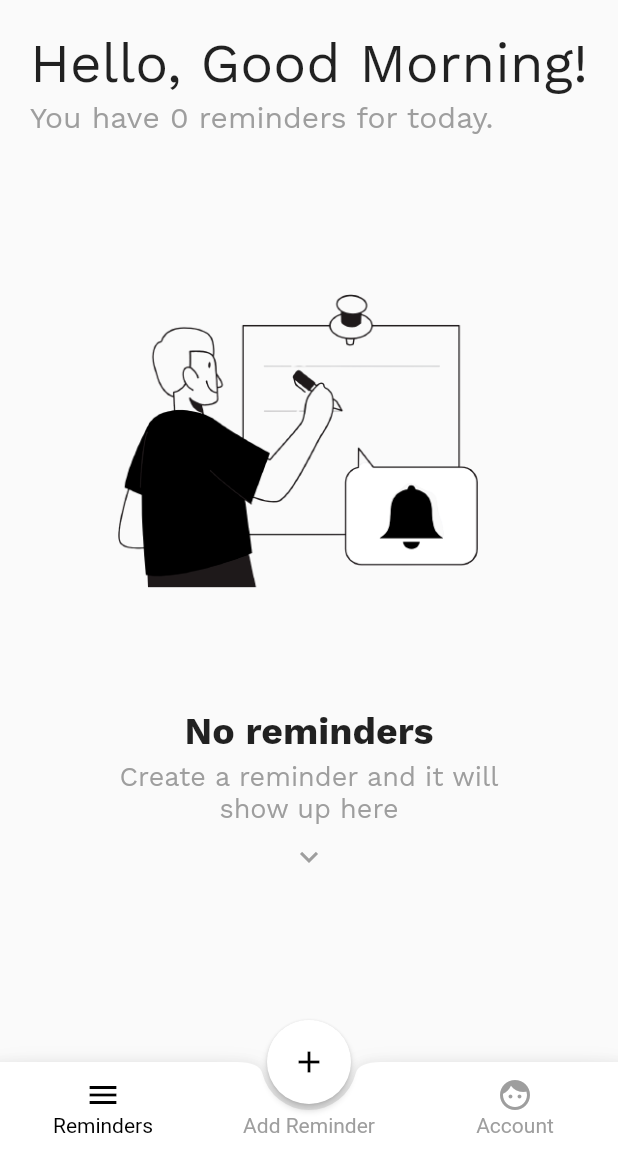
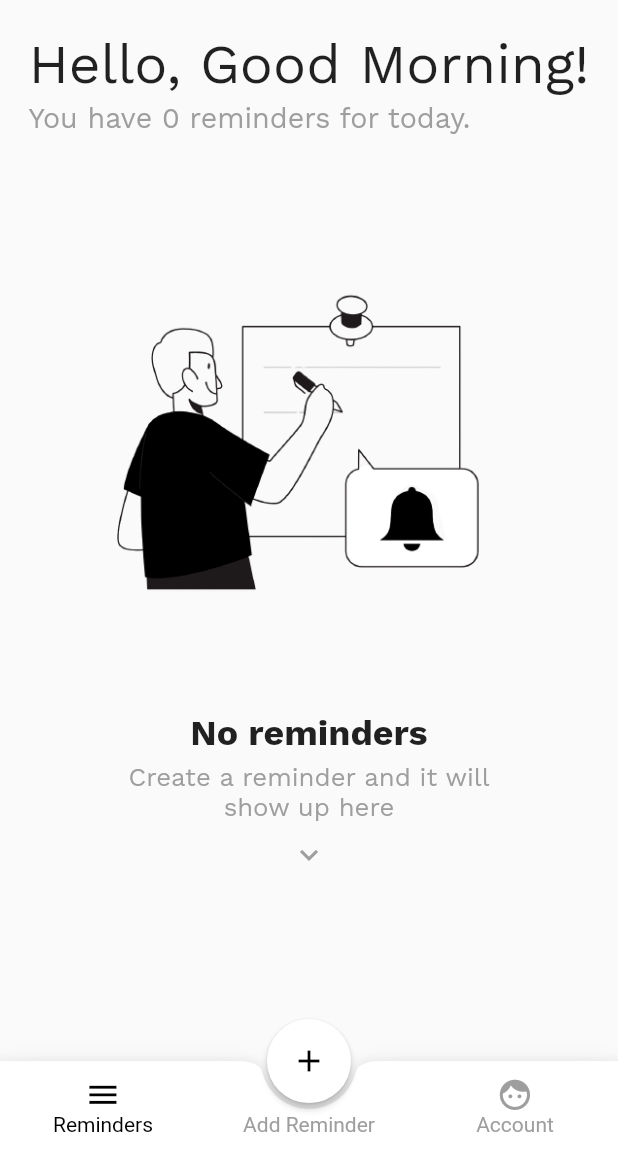
Before and after one commit to deliciafernandes/Checklst, a Flutter app: the screen it shows after launch, on a phone screen of 412 x 824 dp, the part 84-1236 px from its top. Run offline on Flutter 3.47's test engine with Material 2 defaults, Android fonts, the light colour scheme and no system bars; our stand-ins replace circular_check_box, cloud_firestore, date_time_picker, firebase_auth, firebase_core, flutter_local_notifications and 3 more; accounts and stored records are empty; project files that could hold a hidden picture were left out.

Commit message:
Checklst is now responsive

```diff
--- a/lib/views/body_widgets/no_reminders_body.dart
+++ b/lib/views/body_widgets/no_reminders_body.dart
@@ -1,8 +1,12 @@
 import 'package:flutter/material.dart';
+import 'package:flutter_screenutil/flutter_screenutil.dart';
 
 class NoRemindersBody extends StatelessWidget {
   @override
   Widget build(BuildContext context) {
+    ScreenUtil.init(context,
+        designSize: Size(432.0, 816.0), allowFontScaling: true);
+
     return Column(
       crossAxisAlignment: CrossAxisAlignment.stretch,
       children: [
@@ -10,24 +14,24 @@ class NoRemindersBody extends StatelessWidget {
           padding: const EdgeInsets.symmetric(vertical: 40.0),
           child: Image.asset(
             'assets/images/noreminder.png',
-            width: double.maxFinite,
+            width: double.maxFinite.w,
           ),
         ),
         Text(
           'No reminders',
           textAlign: TextAlign.center,
           style: TextStyle(
-            fontSize: 25.0,
+            fontSize: 25.0.ssp,
             fontWeight: FontWeight.bold,
             fontFamily: 'WorkSans',
           ),
         ),
-        SizedBox(height: 5.0),
+        SizedBox(height: 5.0.h),
         Text(
           'Create a reminder and it will',
           textAlign: TextAlign.center,
           style: TextStyle(
-            fontSize: 18.0,
+            fontSize: 18.0.ssp,
             fontFamily: 'WorkSans',
             color: Colors.grey[500],
           ),
@@ -36,12 +40,12 @@ class NoRemindersBody extends StatelessWidget {
           'show up here',
           textAlign: TextAlign.center,
           style: TextStyle(
-            fontSize: 18.0,
+            fontSize: 18.0.ssp,
             fontFamily: 'WorkSans',
             color: Colors.grey[500],
           ),
         ),
-        SizedBox(height: 10.0),
+        SizedBox(height: 10.0.h),
         Icon(
           Icons.keyboard_arrow_down,
           color: Colors.grey[500],
--- a/lib/views/body_widgets/todays_priorities_body.dart
+++ b/lib/views/body_widgets/todays_priorities_body.dart
@@ -1,6 +1,5 @@
 import 'package:checklst/models/reminder_db.dart';
 import 'package:checklst/widgets/reminder_tile.dart';
-import 'package:flutter/cupertino.dart';
 import 'package:flutter/material.dart';
 import 'package:provider/provider.dart';
 
@@ -30,6 +29,7 @@ class _TodaysPrioritiesBodyState extends State<TodaysPrioritiesBody> {
               scrollDirection: Axis.vertical,
               physics: const BouncingScrollPhysics(
                   parent: AlwaysScrollableScrollPhysics()),
+              //TODO : responsive
               padding: EdgeInsets.symmetric(vertical: 10.0),
               shrinkWrap: true,
               itemBuilder: (context, index) {
--- a/lib/views/index.dart
+++ b/lib/views/index.dart
@@ -5,6 +5,8 @@ import 'package:flutter/material.dart';
 import 'package:provider/provider.dart';
 import 'account_view.dart';
 import 'reminders_view.dart';
+
+import 'package:flutter_screenutil/flutter_screenutil.dart';
 
 class IndexView extends StatefulWidget {
   @override
@@ -25,14 +27,17 @@ class _IndexViewState extends State<IndexView> {
   @override
   Widget build(BuildContext context) {
     var _width = MediaQuery.of(context).size.width;
-    // var _height = MediaQuery.of(context).size.height;
+    var _height = MediaQuery.of(context).size.height;
+
+    ScreenUtil.init(context,
+        designSize: Size(_width, _height), allowFontScaling: true);
 
     return ChangeNotifierProvider<CheckIfUserLoggedIn>(
       create: (context) => CheckIfUserLoggedIn(),
       child: Scaffold(
         resizeToAvoidBottomPadding: false,
         appBar: AppBar(
-          elevation: 0.0,
+          elevation: 0.0.h,
           backgroundColor: Color(0xfffafafa),
           brightness: Brightness.light,
           automaticallyImplyLeading: false,
@@ -40,7 +45,7 @@ class _IndexViewState extends State<IndexView> {
           title: Text(
             'Checklst.',
             style: TextStyle(
-              fontSize: 30.0,
+              fontSize: 30.0.ssp,
               color: Colors.black,
               fontFamily: 'Playfair',
               fontWeight: FontWeight.w900,
@@ -48,9 +53,8 @@ class _IndexViewState extends State<IndexView> {
           ),
           actions: [
             Container(
-              width: _width - 180.0,
-              //TODO : Find hardcoded width alternative
-              margin: EdgeInsets.only(right: 15.0, top: 5.0),
+              width: _width - 180.0.w,
+              margin: EdgeInsets.only(right: 15.0.w, top: 5.0.h),
               child: TextField(
                 onTap: () {
                   setState(() {
@@ -66,7 +70,7 @@ class _IndexViewState extends State<IndexView> {
                     fontStyle: FontStyle.italic,
                     fontWeight: FontWeight.w600,
                     color: Colors.grey[350],
-                    fontSize: 13.0,
+                    fontSize: 13.0.ssp,
                   ),
                   suffixIcon: IconButton(
                     icon: Icon(
@@ -82,13 +86,13 @@ class _IndexViewState extends State<IndexView> {
                   border: OutlineInputBorder(
                     borderSide: BorderSide(color: Colors.grey[500]),
                     borderRadius: BorderRadius.all(
-                      Radius.circular(25.0),
+                      Radius.circular(25.0.h),
                     ),
                   ),
                   focusedBorder: OutlineInputBorder(
                     borderSide: BorderSide(color: Colors.black),
                     borderRadius: BorderRadius.all(
-                      Radius.circular(25.0),
+                      Radius.circular(25.0.h),
                     ),
                   ),
                 ),
@@ -123,12 +127,12 @@ class _IndexViewState extends State<IndexView> {
               builder: (context) => BottomReminderSheet(),
             );
           },
-          highlightElevation: 3.0,
+          highlightElevation: 3.0.h,
           child: Icon(
             Icons.add,
             color: Colors.black,
           ),
-          elevation: 2.0,
+          elevation: 2.0.h,
           backgroundColor: Colors.white,
         ),
         extendBody:
--- a/lib/views/reminders_view.dart
+++ b/lib/views/reminders_view.dart
@@ -4,6 +4,8 @@ import 'package:checklst/views/body_widgets/todays_priorities_body.dart';
 import 'package:flutter/material.dart';
 import 'package:provider/provider.dart';
 import 'body_widgets/no_reminders_body.dart';
+
+import 'package:flutter_screenutil/flutter_screenutil.dart';
 
 class RemindersView extends StatefulWidget {
   @override
@@ -40,10 +42,12 @@ class _RemindersViewState extends State<RemindersView> {
 
   @override
   Widget build(BuildContext context) {
+    ScreenUtil.init(context,
+        designSize: Size(432.0, 816.0), allowFontScaling: true);
     checkIfRemindersExist();
 
     return Padding(
-      padding: EdgeInsets.only(left: 20.0, right: 20.0, top: 20.0),
+      padding: EdgeInsets.only(left: 20.0.w, right: 20.0.w, top: 20.0.h),
       child: Column(
         children: [
           Column(
@@ -54,22 +58,22 @@ class _RemindersViewState extends State<RemindersView> {
                 child: Text(
                   'Hello, $greeting!',
                   style: TextStyle(
-                    fontSize: 25.5,
+                    fontSize: 25.5.ssp,
                     fontWeight: FontWeight.w500,
                     fontFamily: 'WorkSans',
                   ),
                 ),
               ),
-              SizedBox(height: 3.0),
+              SizedBox(height: 3.0.h),
               Text(
                 'You have ${Provider.of<ReminderDB>(context).reminderList.length} reminders for today.',
                 style: TextStyle(
-                  fontSize: 20.0,
+                  fontSize: 20.0.ssp,
                   fontFamily: 'WorkSans',
                   color: Colors.grey[500],
                 ),
               ),
-              SizedBox(height: 25.0),
+              SizedBox(height: 25.0.h),
             ],
           ),
           (_remindersExist)
@@ -90,7 +94,7 @@ class _RemindersViewState extends State<RemindersView> {
                                 : kInactiveTextStyle,
                           ),
                         ),
-                        SizedBox(width: 22.0),
+                        SizedBox(width: 22.0.w),
                         GestureDetector(
                           onTap: () {
                             setState(() {
--- a/lib/widgets/fab_bottom_app_bar.dart
+++ b/lib/widgets/fab_bottom_app_bar.dart
@@ -1,4 +1,5 @@
 import 'package:flutter/material.dart';
+import 'package:flutter_screenutil/flutter_screenutil.dart';
 
 class FABBottomAppBarItem {
   FABBottomAppBarItem({this.iconData, this.text});
@@ -46,6 +47,8 @@ class FABBottomAppBarState extends State<FABBottomAppBar> {
 
   @override
   Widget build(BuildContext context) {
+    ScreenUtil.init(context,
+        designSize: Size(432.0, 816.0), allowFontScaling: true);
     List<Widget> items = List.generate(widget.items.length, (int index) {
       return _buildTabItem(
         item: widget.items[index],
@@ -69,12 +72,12 @@ class FABBottomAppBarState extends State<FABBottomAppBar> {
   Widget _buildMiddleTabItem() {
     return Expanded(
       child: SizedBox(
-        height: widget.height,
+        height: widget.height.h,
         child: Column(
           mainAxisSize: MainAxisSize.min,
           mainAxisAlignment: MainAxisAlignment.center,
           children: <Widget>[
-            SizedBox(height: widget.iconSize),
+            SizedBox(height: widget.iconSize.h),
             Text(
               widget.centerItemText ?? '',
               style: TextStyle(color: widget.color),
@@ -93,7 +96,7 @@ class FABBottomAppBarState extends State<FABBottomAppBar> {
     Color color = _selectedIndex == index ? widget.selectedColor : widget.color;
     return Expanded(
       child: SizedBox(
-        height: widget.height,
+        height: widget.height.h,
         child: Material(
           type: MaterialType.transparency,
           child: InkWell(
@@ -102,7 +105,7 @@ class FABBottomAppBarState extends State<FABBottomAppBar> {
               mainAxisSize: MainAxisSize.min,
               mainAxisAlignment: MainAxisAlignment.center,
               children: <Widget>[
-                Icon(item.iconData, color: color, size: widget.iconSize),
+                Icon(item.iconData, color: color, size: widget.iconSize.h),
                 Text(
                   item.text,
                   style: TextStyle(color: color),
--- a/pubspec.yaml
+++ b/pubspec.yaml
@@ -18,6 +18,7 @@ dependencies:
   modal_progress_hud: ^0.1.3
   flutter_slidable: ^0.5.7
   circular_check_box: ^1.0.4
+  flutter_screenutil: ^3.2.0
 
 #  Utilities
   date_time_picker: ^1.1.0
```
Also changed, not shown: lib/views/body_widgets/auth_body.dart (+45 -31 lines), lib/views/body_widgets/profile_body.dart (+24 -19 lines), lib/widgets/bottom_reminder_modal_sheet.dart (+22 -18 lines), lib/widgets/custom_text_form_field.dart (+7 -3 lines), lib/widgets/reminder_sheet_textfield.dart (+6 -2 lines), lib/widgets/reminder_tile.dart (+21 -17 lines), pubspec.lock, 1 other file.
